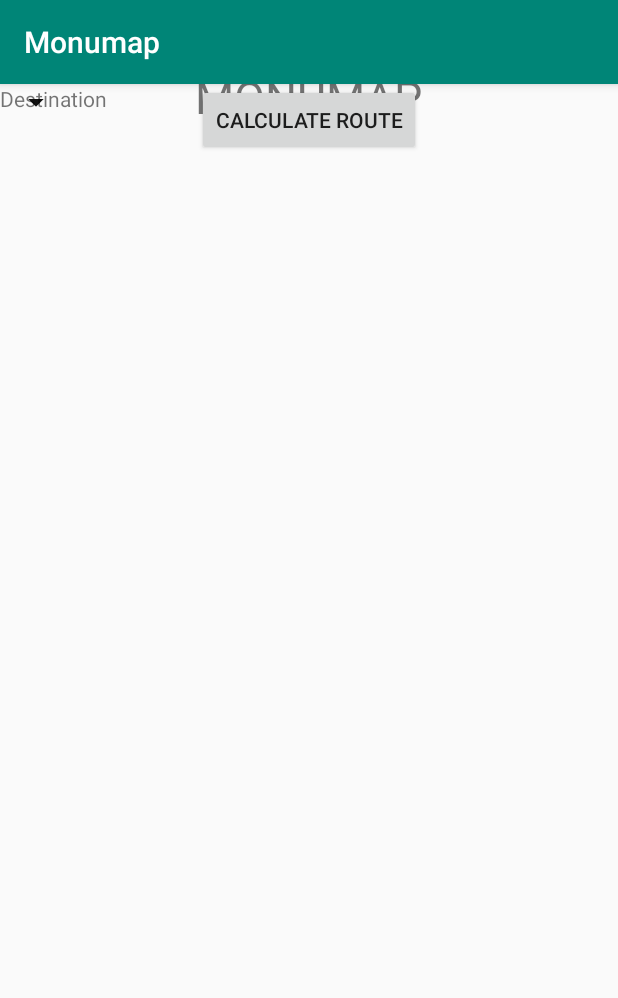
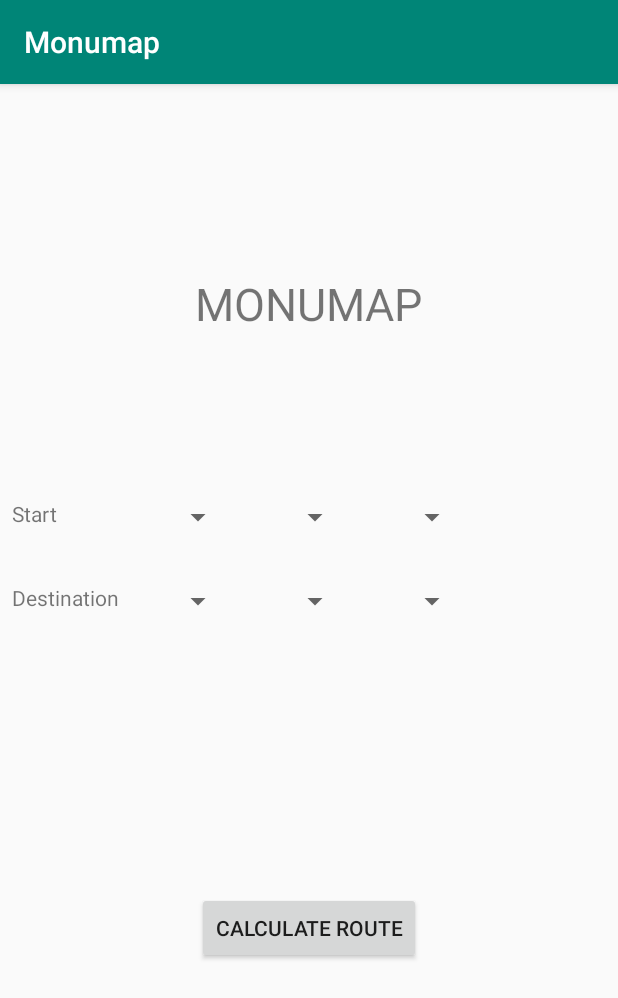
Before and after one commit to fossij/Monumap, an Android app: the screen it shows after launch (MainActivity before the commit, Home after it), on a phone screen of 412 x 824 dp. Shown: the top 998 px of the screen. Run offline under Robolectric (Android 15) with nearby library versions, the phone set to English and light mode, and no system bars.

Commit message:
Renamed main files; added start dropdowns UC-1

```diff
--- a/app/src/main/AndroidManifest.xml
+++ b/app/src/main/AndroidManifest.xml
@@ -9,7 +9,7 @@
         android:roundIcon="@mipmap/ic_launcher_round"
         android:supportsRtl="true"
         android:theme="@style/AppTheme">
-        <activity android:name=".MainActivity">
+        <activity android:name=".Home">
             <intent-filter>
                 <action android:name="android.intent.action.MAIN" />
 
--- a/app/src/main/java/edu/wit/mobileapp/monumap/MainActivity.java
+++ b/app/src/main/java/edu/wit/mobileapp/monumap/Home.java
@@ -3,11 +3,11 @@ package edu.wit.mobileapp.monumap;
 import android.support.v7.app.AppCompatActivity;
 import android.os.Bundle;
 
-public class MainActivity extends AppCompatActivity {
+public class Home extends AppCompatActivity {
 
     @Override
     protected void onCreate(Bundle savedInstanceState) {
         super.onCreate(savedInstanceState);
-        setContentView(R.layout.activity_main);
+        setContentView(R.layout.home);
     }
 }
--- a/app/src/main/res/layout/activity_main.xml
+++ /dev/null
@@ -1,62 +0,0 @@
-<?xml version="1.0" encoding="utf-8"?>
-<android.support.constraint.ConstraintLayout xmlns:android="http://schemas.android.com/apk/res/android"
-    xmlns:app="http://schemas.android.com/apk/res-auto"
-    xmlns:tools="http://schemas.android.com/tools"
-    android:layout_width="match_parent"
-    android:layout_height="match_parent"
-    tools:context=".MainActivity">
-
-    <TextView
-        android:id="@+id/textView"
-        android:layout_width="wrap_content"
-        android:layout_height="wrap_content"
-        android:layout_marginBottom="8dp"
-        android:text="@string/home_title"
-        android:textSize="30sp"
-        app:layout_constraintBottom_toTopOf="@+id/calculate_route"
-        app:layout_constraintLeft_toLeftOf="parent"
-        app:layout_constraintRight_toRightOf="parent"
-        app:layout_constraintTop_toTopOf="parent"
-        app:layout_constraintVertical_bias="0.257" />
-
-    <TextView
-        android:id="@+id/destination_text"
-        android:layout_width="wrap_content"
-        android:layout_height="wrap_content"
-        android:text="@string/destination_home"
-        tools:layout_editor_absoluteX="16dp"
-        tools:layout_editor_absoluteY="353dp" />
-
-    <Spinner
-        android:id="@+id/destination_building"
-        android:layout_width="wrap_content"
-        android:layout_height="wrap_content"
-        tools:layout_editor_absoluteX="111dp"
-        tools:layout_editor_absoluteY="355dp" />
-
-    <Spinner
-        android:id="@+id/destination_floor"
-        android:layout_width="wrap_content"
-        android:layout_height="wrap_content"
-        tools:layout_editor_absoluteX="209dp"
-        tools:layout_editor_absoluteY="353dp" />
-
-    <Spinner
-        android:id="@+id/destination_room"
-        android:layout_width="wrap_content"
-        android:layout_height="wrap_content"
-        tools:layout_editor_absoluteX="295dp"
-        tools:layout_editor_absoluteY="353dp" />
-
-    <Button
-        android:id="@+id/calculate_route"
-        android:layout_width="wrap_content"
-        android:layout_height="wrap_content"
-        android:layout_marginStart="8dp"
-        android:layout_marginEnd="8dp"
-        android:text="@string/route_button"
-        app:layout_constraintEnd_toEndOf="parent"
-        app:layout_constraintStart_toStartOf="parent"
-        tools:layout_editor_absoluteY="551dp" />
-
-</android.support.constraint.ConstraintLayout>
--- /dev/null
+++ b/app/src/main/res/layout/home.xml
@@ -0,0 +1,116 @@
+<?xml version="1.0" encoding="utf-8"?>
+<android.support.constraint.ConstraintLayout xmlns:android="http://schemas.android.com/apk/res/android"
+    xmlns:app="http://schemas.android.com/apk/res-auto"
+    xmlns:tools="http://schemas.android.com/tools"
+    android:layout_width="match_parent"
+    android:layout_height="match_parent"
+    tools:context=".Home">
+
+    <TextView
+        android:id="@+id/home_title"
+        android:layout_width="wrap_content"
+        android:layout_height="wrap_content"
+        android:layout_marginBottom="8dp"
+        android:text="@string/home_title"
+        android:textSize="30sp"
+        app:layout_constraintBottom_toTopOf="@+id/calculate_route"
+        app:layout_constraintLeft_toLeftOf="parent"
+        app:layout_constraintRight_toRightOf="parent"
+        app:layout_constraintTop_toTopOf="parent"
+        app:layout_constraintVertical_bias="0.257" />
+
+    <LinearLayout
+        android:id="@+id/start_layout"
+        android:layout_width="match_parent"
+        android:layout_height="wrap_content"
+        android:layout_marginStart="8dp"
+        android:layout_marginEnd="8dp"
+        android:layout_marginBottom="8dp"
+        app:layout_constraintBottom_toBottomOf="parent"
+        app:layout_constraintEnd_toEndOf="parent"
+        app:layout_constraintHorizontal_bias="0.0"
+        app:layout_constraintStart_toStartOf="parent"
+        app:layout_constraintTop_toTopOf="parent"
+        app:layout_constraintVertical_bias="0.376">
+
+        <TextView
+            android:id="@+id/start_text"
+            android:layout_width="wrap_content"
+            android:layout_height="match_parent"
+            android:width="100sp"
+            android:text="@string/start_home" />
+
+        <Spinner
+            android:id="@+id/start_building"
+            android:layout_width="wrap_content"
+            android:layout_height="match_parent"
+            android:layout_marginEnd="30dp" />
+
+        <Spinner
+            android:id="@+id/start_floor"
+            android:layout_width="wrap_content"
+            android:layout_height="match_parent"
+            android:layout_marginEnd="30dp" />
+
+        <Spinner
+            android:id="@+id/start_room"
+            android:layout_width="wrap_content"
+            android:layout_height="match_parent" />
+
+    </LinearLayout>
+
+    <LinearLayout
+        android:id="@+id/destination_layout"
+        android:layout_width="match_parent"
+        android:layout_height="wrap_content"
+        android:layout_marginStart="8dp"
+        android:layout_marginTop="8dp"
+        android:layout_marginEnd="8dp"
+        android:layout_marginBottom="8dp"
+        app:layout_constraintBottom_toBottomOf="parent"
+        app:layout_constraintEnd_toEndOf="parent"
+        app:layout_constraintHorizontal_bias="0.0"
+        app:layout_constraintStart_toStartOf="parent"
+        app:layout_constraintTop_toBottomOf="@+id/start_layout"
+        app:layout_constraintVertical_bias="0.056">
+
+        <TextView
+            android:id="@+id/destination_text"
+            android:layout_width="wrap_content"
+            android:layout_height="match_parent"
+            android:width="100sp"
+            android:text="@string/destination_home" />
+
+        <Spinner
+            android:id="@+id/destination_building"
+            android:layout_width="wrap_content"
+            android:layout_height="match_parent"
+            android:layout_marginEnd="30dp" />
+
+        <Spinner
+            android:id="@+id/destination_floor"
+            android:layout_width="wrap_content"
+            android:layout_height="match_parent"
+            android:layout_marginEnd="30dp" />
+
+        <Spinner
+            android:id="@+id/destination_room"
+            android:layout_width="wrap_content"
+            android:layout_height="match_parent" />
+    </LinearLayout>
+
+    <Button
+        android:id="@+id/calculate_route"
+        android:layout_width="wrap_content"
+        android:layout_height="wrap_content"
+        android:layout_marginStart="8dp"
+        android:layout_marginTop="8dp"
+        android:layout_marginEnd="8dp"
+        android:layout_marginBottom="8dp"
+        android:text="@string/route_button"
+        app:layout_constraintBottom_toBottomOf="parent"
+        app:layout_constraintEnd_toEndOf="parent"
+        app:layout_constraintStart_toStartOf="parent"
+        app:layout_constraintTop_toBottomOf="@+id/destination_layout" />
+
+</android.support.constraint.ConstraintLayout>
--- a/app/src/main/res/values/strings.xml
+++ b/app/src/main/res/values/strings.xml
@@ -3,4 +3,5 @@
     <string name="home_title">MONUMAP</string>
     <string name="route_button">Calculate Route</string>
     <string name="destination_home">Destination</string>
+    <string name="start_home">Start</string>
 </resources>
```
